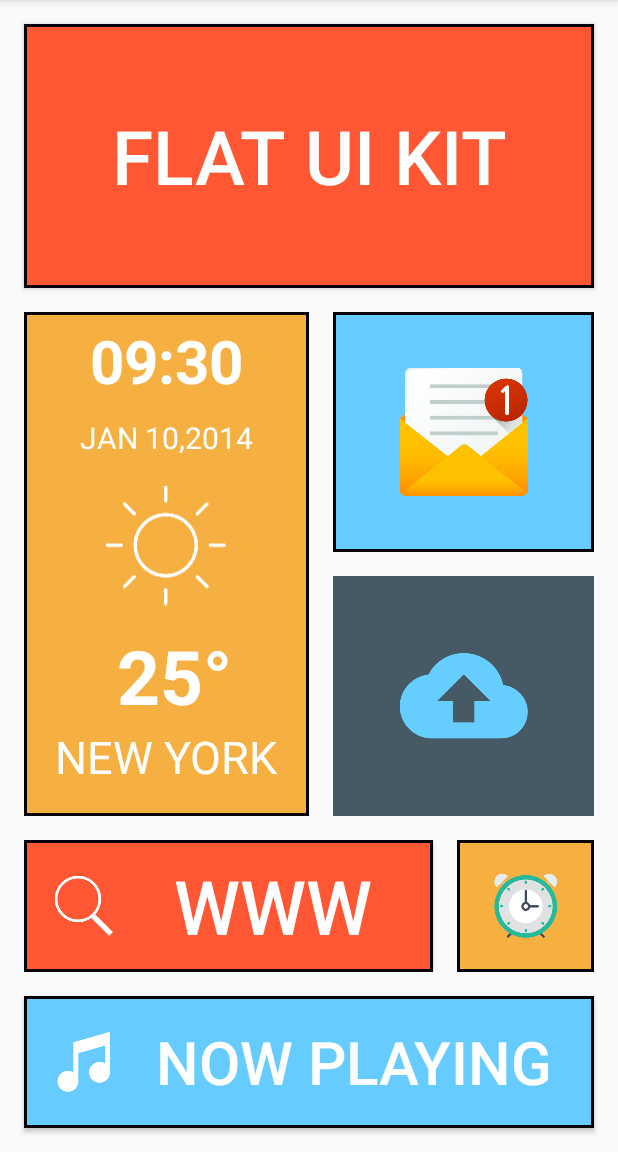
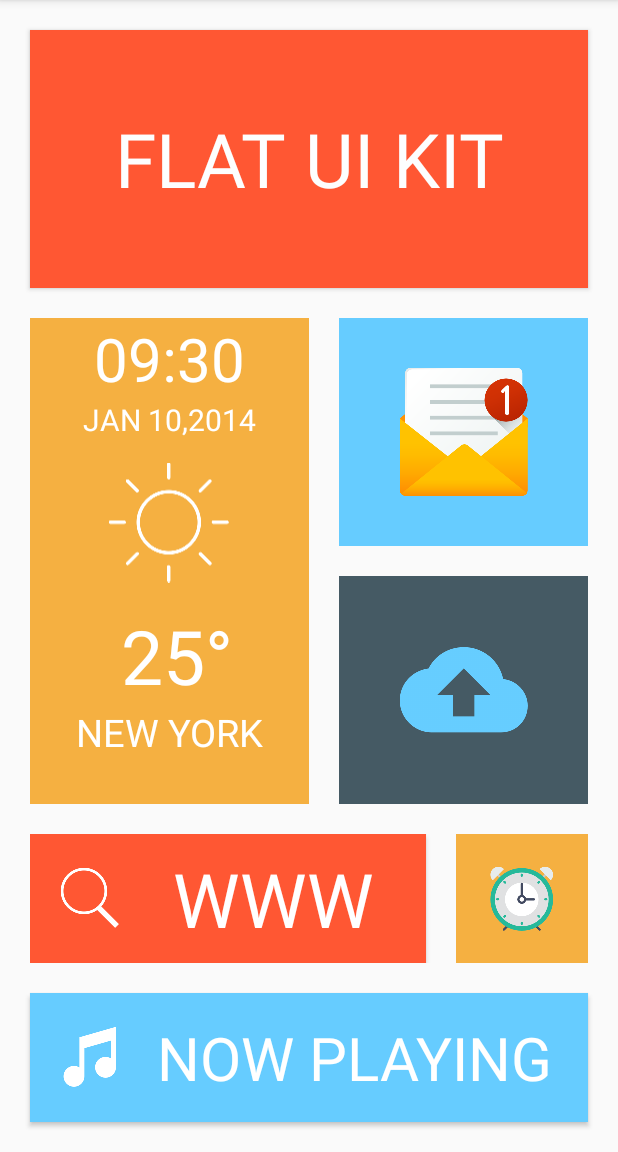
Before and after one commit to AahmedShakil/FlatLayoutLinearLayoutDesignlikegoogleplayStore, an Android app: the screen it shows after launch (MainActivity), on a phone screen of 412 x 824 dp, the part 84-1236 px from its top. Run offline under Robolectric (Android 15) with nearby library versions, the phone set to English and light mode, and no system bars.

Commit message:
Update text Style

```diff
--- a/app/src/main/res/drawable/light_blue_backroung.xml
+++ b/app/src/main/res/drawable/light_blue_backroung.xml
@@ -4,7 +4,7 @@
     <item>
         <shape>
             <solid android:color="#66CCFF"></solid>
-            <stroke android:width="2dp" android:color="#000000"></stroke>
+
 
         </shape>
     </item>
--- a/app/src/main/res/drawable/orange_backround.xml
+++ b/app/src/main/res/drawable/orange_backround.xml
@@ -4,7 +4,7 @@
     <item>
         <shape>
             <solid android:color="#FF5733  "></solid>
-            <stroke android:width="2dp" android:color="#000000"></stroke>
+
 
         </shape>
     </item>
--- a/app/src/main/res/drawable/yallow_button_backround.xml
+++ b/app/src/main/res/drawable/yallow_button_backround.xml
@@ -4,7 +4,7 @@
     <item>
         <shape>
             <solid android:color="#F5B041"></solid>
-            <stroke android:width="2dp" android:color="#000000"></stroke>
+
 
         </shape>
     </item>
--- a/app/src/main/res/layout/activity_main.xml
+++ b/app/src/main/res/layout/activity_main.xml
@@ -7,7 +7,7 @@
     tools:context=".MainActivity"
     android:orientation="vertical"
     android:weightSum="8"
-    android:layout_margin="8dp"
+    android:layout_margin="10dp"
     >
 
     <Button
@@ -19,9 +19,10 @@
         android:text="FLAT UI KIT"
         android:textColor="#FDFEFE"
         android:textSize="50dp"
-        android:textStyle="normal"
+        android:textStyle="bold"
         android:textAlignment="center"
-        android:layout_margin="8dp"
+        android:layout_margin="10dp"
+        android:fontFamily="sans-serif-thin"
         />
     <LinearLayout
         android:layout_width="match_parent"
@@ -29,6 +30,7 @@
         android:layout_weight="4"
         android:weightSum="4"
         android:orientation="horizontal"
+
         >
         <LinearLayout
             android:layout_width="0dp"
@@ -36,7 +38,7 @@
             android:layout_weight="2"
             android:weightSum="4"
             android:background="@drawable/yallow_button_backround"
-            android:layout_margin="8dp"
+            android:layout_margin="10dp"
             android:orientation="vertical"
             >
             <TextView
@@ -45,9 +47,9 @@
                 android:text="09:30"
                 android:textColor="#FFFFFF"
                 android:textAlignment="center"
-                android:layout_margin="5dp"
                 android:textSize="40dp"
                 android:textStyle="bold"
+                android:fontFamily="sans-serif-thin"
 
                 />
             <TextView
@@ -57,13 +59,15 @@
                 android:textColor="#FFFFFF"
                 android:textAlignment="center"
                 android:textSize="20dp"
-                android:layout_margin="5dp"
+                android:fontFamily="sans-serif-thin"
+                android:textStyle="bold"
+
                 />
             <ImageView
                 android:layout_margin="10dp"
                 android:layout_width="wrap_content"
                 android:layout_height="wrap_content"
-                android:src="@mipmap/ssun"
+                android:src="@mipmap/sun"
                 android:layout_gravity="center"
                 android:layout_weight="1"
                 />
@@ -76,6 +80,7 @@
                 android:layout_marginLeft="10dp"
                 android:textSize="50dp"
                 android:textStyle="bold"
+                android:fontFamily="sans-serif-thin"
                 />
             <TextView
                 android:layout_width="match_parent"
@@ -83,7 +88,9 @@
                 android:text="NEW YORK"
                 android:textColor="#FFFFFF"
                 android:textAlignment="center"
-                android:textSize="30dp"
+                android:textSize="25dp"
+                android:fontFamily="sans-serif-thin"
+                android:textStyle="bold"
                 />
         </LinearLayout>
         <LinearLayout
@@ -99,7 +106,7 @@
                 android:layout_width="match_parent"
                 android:layout_height="0dp"
                 android:layout_weight="1"
-                android:layout_margin="8dp"
+                android:layout_margin="10dp"
                 android:background="@drawable/light_blue_backroung"
                 android:src="@mipmap/e"
                 />
@@ -108,7 +115,7 @@
                 android:layout_width="match_parent"
                 android:layout_height="0dp"
                 android:layout_weight="1"
-                android:layout_margin="8dp"
+                android:layout_margin="10dp"
                 android:src="@mipmap/cloud_uploader"
                 android:background="#455A64"
                 />
@@ -121,21 +128,22 @@
         android:weightSum="4"
         android:orientation="horizontal"
         android:layout_gravity="center"
-        android:layout_margin="8dp"
+        android:layout_margin="10dp"
         >
         <Button
             android:id="@+id/button5"
             android:layout_width="0dp"
             android:layout_height="match_parent"
             android:layout_weight="3"
-            android:layout_marginRight="8dp"
+            android:layout_marginRight="10dp"
             android:text="WWW"
             android:textColor="#FFFFFF"
             android:textSize="50dp"
+            android:fontFamily="sans-serif-thin"
 
             android:drawableLeft="@mipmap/search"
             android:paddingLeft="20dp"
-            android:textStyle="normal"
+            android:textStyle="bold"
             android:background="@drawable/orange_backround"
             />
         <ImageButton
@@ -143,7 +151,7 @@
             android:layout_width="0dp"
             android:layout_height="match_parent"
             android:layout_weight="1"
-            android:layout_marginLeft="8dp"
+            android:layout_marginLeft="10dp"
             android:src="@mipmap/clock"
             android:background="@drawable/yallow_button_backround"
             />
@@ -155,11 +163,13 @@
         android:layout_height="0dp"
         android:layout_weight="1"
         android:background="@drawable/light_blue_backroung"
-        android:layout_margin="8dp"
+        android:layout_margin="10dp"
         android:drawableLeft="@mipmap/musicc"
         android:text="NOW PLAYING"
         android:textColor="#FFFFFF"
         android:textSize="40dp"
         android:paddingLeft="20dp"
+        android:fontFamily="sans-serif-thin"
+        android:textStyle="bold"
         />
 </LinearLayout>
```
Also changed, not shown: app/src/main/res/mipmap-xxhdpi/sun.png, app/src/main/res/mipmap-xxxhdpi/sun.png.
